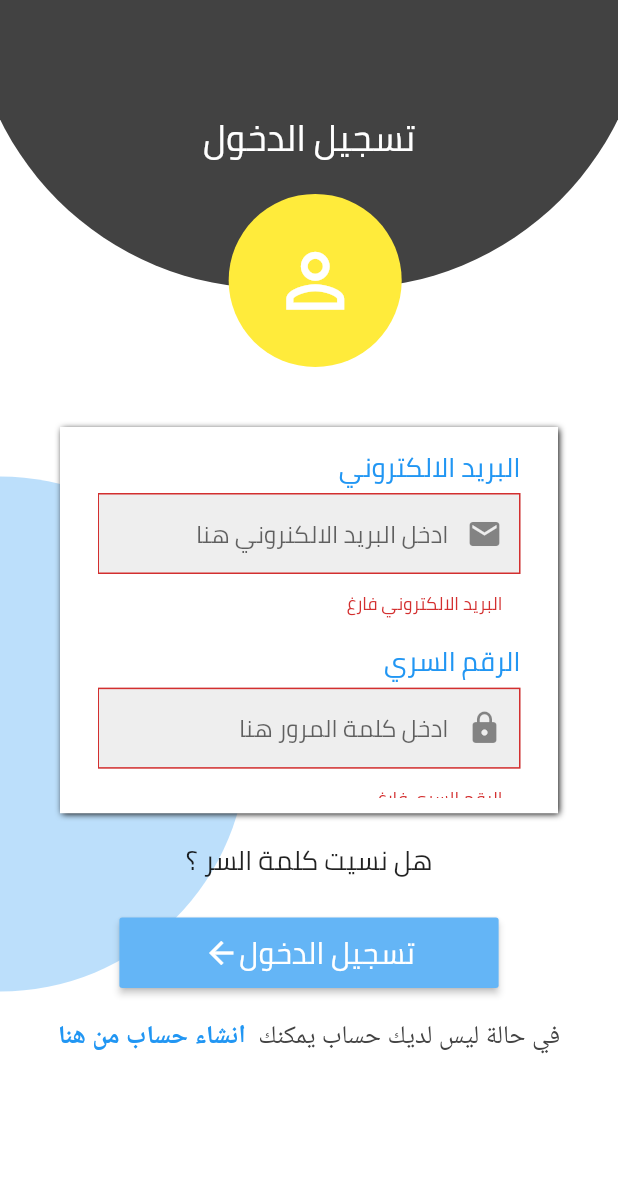
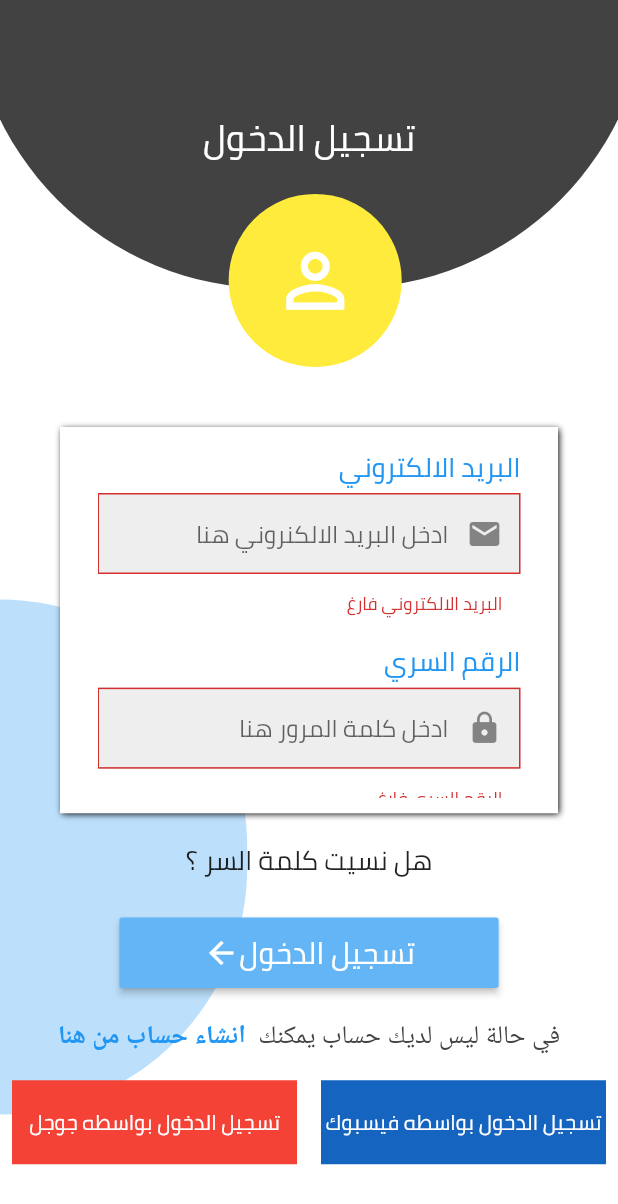
Before and after one commit to MohamedSaad8/Mobile_Store, a Flutter app: the LoginScreen screen opened by its route, on a phone screen of 412 x 824 dp. Shown: the top 1204 px of the screen. Run offline on Flutter 3.47's test engine with Material 2 defaults, Android fonts, the phone set to English and light mode, and no system bars; our stand-ins replace carousel_pro, device_preview, shared_preferences; accounts and stored records are empty; network calls fail.

Commit message:
retouch login ui

```diff
--- a/lib/screens/login_screen.dart
+++ b/lib/screens/login_screen.dart
@@ -17,10 +17,10 @@
 }
 
 class _LoginScreenState extends State<LoginScreen> {
-
   TapGestureRecognizer _signUpScreen;
   GlobalKey<FormState> _globalKey = GlobalKey<FormState>();
   Auth auth = Auth();
+
   @override
   void initState() {
     final mode1 = Provider.of<UiMode>(context, listen: false);
@@ -243,9 +243,51 @@
                           ],
                         ),
                       ),
+                      SizedBox(
+                        height: 10,
+                      ),
+                      Row(
+                        mainAxisAlignment: MainAxisAlignment.center,
+                        children: <Widget>[
+                          Expanded(
+                            child: Padding(
+                              padding: const EdgeInsets.all(8.0),
+                              child: InkWell(
+                                onTap: (){},
+                                child: Container(
+                                  padding: EdgeInsets.symmetric(vertical: 15),
+                                  color: Colors.red,
+                                  child: Text(
+                                    "تسجيل الدخول بواسطه جوجل",
+                                    textAlign: TextAlign.center,
+                                    style: TextStyle(color: Colors.white),
+                                  ),
+                                ),
+                              ),
+                            ),
+                          ),
+                          Expanded(
+                            child: Padding(
+                              padding: const EdgeInsets.all(8.0),
+                              child: InkWell(
+                                onTap: (){},
+                                child: Container(
+                                  color: Colors.blue[800],
+                                  padding: EdgeInsets.symmetric(vertical: 15),
+                                  child: Text(
+                                    "تسجيل الدخول بواسطه فيسبوك",
+                                    textAlign: TextAlign.center,
+                                    style: TextStyle(color: Colors.white),
+                                  ),
+                                ),
+                              ),
+                            ),
+                          )
+                        ],
+                      ),
                       mode.loginMode == false
                           ? SizedBox(
-                              height: 30,
+                              height: 100,
                             )
                           : SizedBox(
                               height: 0,
--- a/lib/widget/my_drawer.dart
+++ b/lib/widget/my_drawer.dart
@@ -95,22 +95,22 @@
           Divider(
             color: Colors.grey,
           ),
-          ListTile(
+         isLogin ? ListTile(
             title: Text(
-              "حول التطبيق",
+              "اضافة منشور",
               style: _style,
             ),
             leading: Icon(
-              Icons.help,
+              Icons.add_box,
               color: Theme.of(context).primaryColor,
               size: 25,
             ),
 
             onTap: (){},
-          ),
-          Divider(
+          ) : Container(),
+         isLogin ? Divider(
             color: Colors.grey,
-          ),
+          ) : Container(),
           ListTile(
             title: Text(
               "الاعدادات",
```
